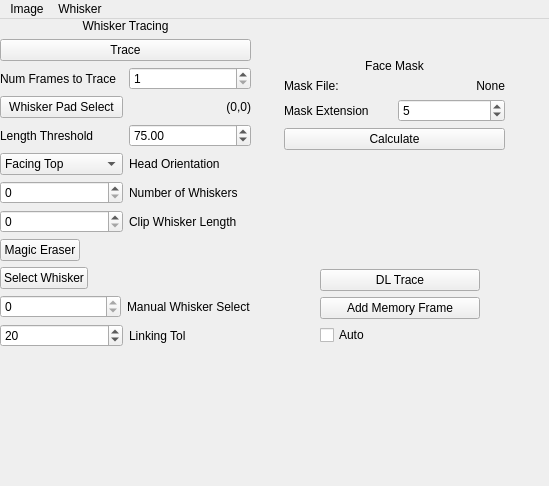
The window that src/WhiskerToolbox/Whisker_Widget/Whisker_Widget.ui (paulmthompson/WhiskerToolbox) describes before a commit, drawn with Qt 5.
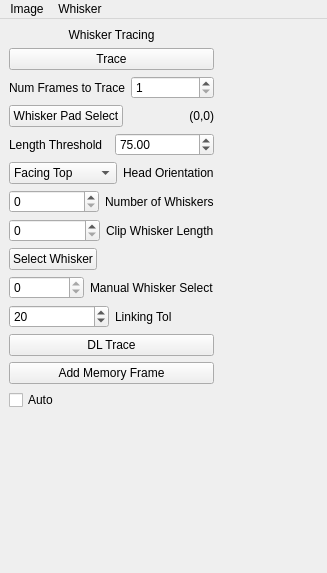
The same window after the commit.

Commit message: remove magic eraser functionality from Whisker Widget

```diff
--- a/src/WhiskerToolbox/Whisker_Widget/Whisker_Widget.ui
+++ b/src/WhiskerToolbox/Whisker_Widget/Whisker_Widget.ui
@@ -6,116 +6,16 @@
    <rect>
     <x>0</x>
     <y>0</y>
-    <width>549</width>
-    <height>486</height>
+    <width>327</width>
+    <height>573</height>
    </rect>
   </property>
   <property name="windowTitle">
    <string>Form</string>
   </property>
   <widget class="QWidget" name="centralwidget">
-   <widget class="QWidget" name="verticalLayoutWidget">
-    <property name="geometry">
-     <rect>
-      <x>284</x>
-      <y>40</y>
-      <width>221</width>
-      <height>151</height>
-     </rect>
-    </property>
-    <layout class="QVBoxLayout" name="verticalLayout">
-     <item>
-      <widget class="QLabel" name="label_8">
-       <property name="text">
-        <string>Face Mask</string>
-       </property>
-       <property name="alignment">
-        <set>Qt::AlignmentFlag::AlignCenter</set>
-       </property>
-      </widget>
-     </item>
-     <item>
       <layout class="QHBoxLayout" name="horizontalLayout">
        <item>
-        <widget class="QLabel" name="label_9">
-         <property name="text">
-          <string>Mask File:</string>
-         </property>
-        </widget>
-       </item>
-       <item>
-        <widget class="QLabel" name="mask_file_label">
-         <property name="text">
-          <string>None</string>
-         </property>
-         <property name="scaledContents">
-          <bool>false</bool>
-         </property>
-         <property name="alignment">
-          <set>Qt::AlignmentFlag::AlignRight|Qt::AlignmentFlag::AlignTrailing|Qt::AlignmentFlag::AlignVCenter</set>
-         </property>
-        </widget>
-       </item>
-      </layout>
-     </item>
-     <item>
-      <layout class="QHBoxLayout" name="horizontalLayout_2">
-       <item>
-        <widget class="QLabel" name="label_11">
-         <property name="text">
-          <string>Mask Extension</string>
-         </property>
-        </widget>
-       </item>
-       <item>
-        <widget class="QSpinBox" name="mask_dilation">
-         <property name="minimum">
-          <number>0</number>
-         </property>
-         <property name="singleStep">
-          <number>1</number>
-         </property>
-         <property name="value">
-          <number>5</number>
-         </property>
-        </widget>
-       </item>
-      </layout>
-     </item>
-     <item>
-      <layout class="QHBoxLayout" name="horizontalLayout_3"/>
-     </item>
-     <item>
-      <widget class="QPushButton" name="calculate_mask">
-       <property name="text">
-        <string>Calculate</string>
-       </property>
-      </widget>
-     </item>
-     <item>
-      <spacer name="verticalSpacer">
-       <property name="orientation">
-        <enum>Qt::Orientation::Vertical</enum>
-       </property>
-       <property name="sizeHint" stdset="0">
-        <size>
-         <width>20</width>
-         <height>40</height>
-        </size>
-       </property>
-      </spacer>
-     </item>
-    </layout>
-   </widget>
-   <widget class="QWidget" name="verticalLayoutWidget_2">
-    <property name="geometry">
-     <rect>
-      <x>0</x>
-      <y>0</y>
-      <width>251</width>
-      <height>456</height>
-     </rect>
-    </property>
     <layout class="QVBoxLayout" name="verticalLayout_2">
      <item>
       <widget class="QLabel" name="label_5">
@@ -284,30 +184,6 @@
        </item>
       </layout>
      </item>
-     <item>
-      <layout class="QHBoxLayout" name="horizontalLayout_10">
-       <item>
-        <widget class="QPushButton" name="magic_eraser_button">
-         <property name="text">
-          <string>Magic Eraser</string>
-         </property>
-        </widget>
-       </item>
-       <item>
-        <spacer name="horizontalSpacer">
-         <property name="orientation">
-          <enum>Qt::Orientation::Horizontal</enum>
-         </property>
-         <property name="sizeHint" stdset="0">
-          <size>
-           <width>40</width>
-           <height>20</height>
-          </size>
-         </property>
-        </spacer>
-       </item>
-      </layout>
-     </item>
      <item>
       <layout class="QHBoxLayout" name="horizontalLayout_12">
        <item>
@@ -384,29 +260,6 @@
       </layout>
      </item>
      <item>
-      <spacer name="verticalSpacer_2">
-       <property name="orientation">
-        <enum>Qt::Orientation::Vertical</enum>
-       </property>
-       <property name="sizeHint" stdset="0">
-        <size>
-         <width>20</width>
-         <height>40</height>
-        </size>
-       </property>
-      </spacer>
-     </item>
-    </layout>
-   </widget>
-   <widget class="QWidget" name="verticalLayoutWidget_5">
-    <property name="geometry">
-     <rect>
-      <x>320</x>
-      <y>250</y>
-      <width>160</width>
-      <height>88</height>
-     </rect>
-    </property>
     <layout class="QVBoxLayout" name="verticalLayout_5">
      <item>
       <widget class="QPushButton" name="dl_trace_button">
@@ -443,14 +296,43 @@
       </spacer>
      </item>
     </layout>
-   </widget>
+      </item>
+      <item>
+       <spacer name="verticalSpacer_2">
+        <property name="orientation">
+         <enum>Qt::Orientation::Vertical</enum>
+        </property>
+        <property name="sizeHint" stdset="0">
+         <size>
+          <width>20</width>
+          <height>40</height>
+         </size>
+        </property>
+       </spacer>
+      </item>
+     </layout>
+    </item>
+    <item>
+     <spacer name="horizontalSpacer_2">
+      <property name="orientation">
+       <enum>Qt::Orientation::Horizontal</enum>
+      </property>
+      <property name="sizeHint" stdset="0">
+       <size>
+        <width>40</width>
+        <height>20</height>
+       </size>
+      </property>
+     </spacer>
+    </item>
+   </layout>
   </widget>
   <widget class="QMenuBar" name="menuBar">
    <property name="geometry">
     <rect>
      <x>0</x>
      <y>0</y>
-     <width>549</width>
+     <width>327</width>
      <height>22</height>
     </rect>
    </property>
```
Lines whose indentation alone changed are shown as unchanged. The commit also changes 2 other files.
